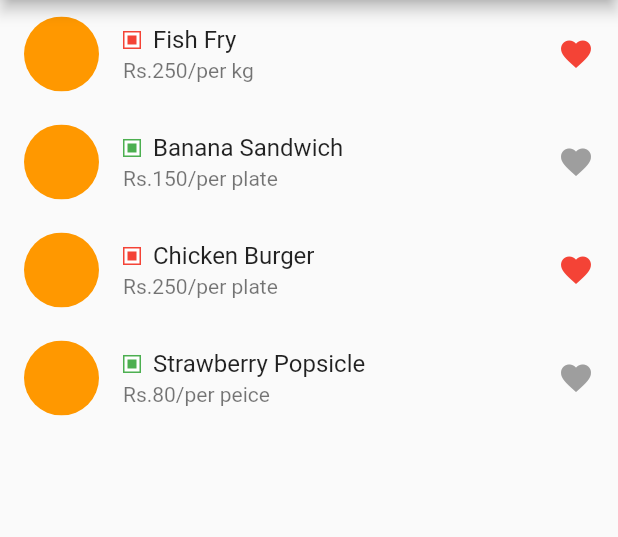
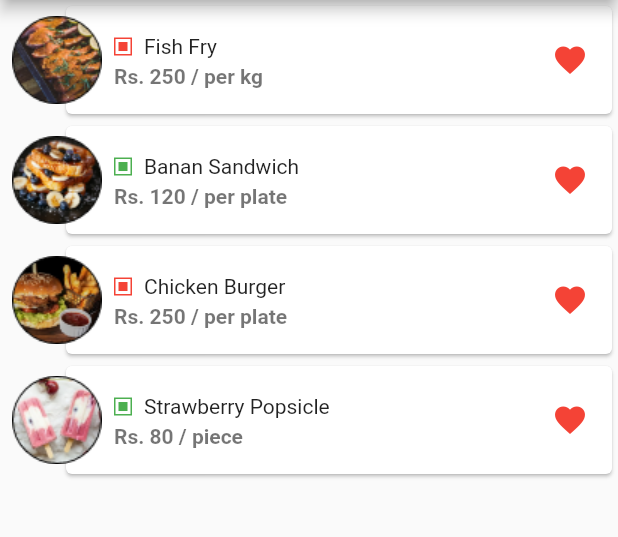
Before and after one commit to sugat-udas/FavouritePage, a Flutter app: the FavouritePage screen opened directly, on a phone screen of 412 x 824 dp, the part 84-621 px from its top. Run offline on Flutter 3.47's test engine with Material 2 defaults, Android fonts, the phone set to English and light mode, and no system bars.

Commit message:
second commit

```diff
--- /dev/null
+++ b/lib/favoriteController.dart
@@ -0,0 +1,47 @@
+class Food {
+  final String name;
+  final int price;
+  final String imgPath;
+  final bool isVeg;
+  final String unit;
+  final bool liked;
+
+
+
+  Food({this.name, this.price, this.imgPath, this.isVeg, this.unit,this.liked});
+
+  static final  foods = [
+    Food(
+        name: "Fish Fry",
+        price: 250,
+        imgPath: 'assets/fishfry.png',
+        isVeg: false,
+        unit: "per kg",
+        liked: true,
+        ),
+    Food(
+        name: "Banan Sandwich",
+        price: 120,
+        imgPath: 'assets/bananasandwich.png',
+        isVeg: true,
+        unit: "per plate",
+       liked: true,
+        ),
+    Food(
+        name: "Chicken Burger",
+        price: 250,
+        imgPath: 'assets/chickenburger.png',
+        isVeg: false,
+        unit: "per plate",
+        liked: true,
+        ),
+    Food(
+        name: "Strawberry Popsicle",
+        price: 80,
+        imgPath: 'assets/strawberrypopsicle.png',
+        isVeg: true,
+        unit: "piece",
+        liked: true,
+        ),
+  ];
+}
--- a/lib/favouriteListContainer.dart
+++ b/lib/favouriteListContainer.dart
@@ -1,26 +1,10 @@
 import 'package:flutter/material.dart';
 class FavouriteListController extends ChangeNotifier{
+bool favouriteFlag=true;
 
-
-  changeFavouriteType(int index){
-   itemFavouriteType[index]=!itemFavouriteType[index];
+  changeFavouriteFlag(int index){
+   favouriteFlag=!favouriteFlag;
 
     notifyListeners();
   }
-  List itemHeadList=[
-    "Fish Fry",
-    "Banana Sandwich",
-    "Chicken Burger",
-    "Strawberry Popsicle"
-  ];
-  List itemFavouriteType=[
-    true,false,true,false
-  ];
-  List itemSubtitleList=[
-    "Rs.250/per kg",
-    "Rs.150/per plate",
-    "Rs.250/per plate",
-    "Rs.80/per peice"
-  ];
-
 }
--- a/lib/favouritePage.dart
+++ b/lib/favouritePage.dart
@@ -1,4 +1,4 @@
-
+import 'package:favourite_page/favoriteController.dart';
 import 'package:favourite_page/favouriteListContainer.dart';
 import 'package:flutter/cupertino.dart';
 import 'package:flutter/material.dart';
@@ -17,6 +17,7 @@ class FavouritePage extends StatelessWidget {
 }
 
 class Body extends StatefulWidget {
+
   @override
   _BodyState createState() => _BodyState();
 }
@@ -26,83 +27,96 @@ class _BodyState extends State<Body> {
 
   @override
   Widget build(BuildContext context) {
-    _favouriteListController= Provider.of<FavouriteListController>(context);
-    return Container(
-      child: ListView.builder(
-        itemCount: _favouriteListController.itemHeadList.length,
-          itemBuilder: (BuildContext context, int index){
-            return ListTile(
-              leading: ClipOval(
+    _favouriteListController = Provider.of<FavouriteListController>(context);
+    return ListView.builder(
+        itemCount: Food.foods.length,
+        itemBuilder: (BuildContext context, int index) {
+          return Stack(
+            children: [
 
-                child: Container(
-                  width: 50.0,
-                  height: 50.0,
-                  color: Colors.orange,
-                ),
-              ),
+              ListMaker(ftext: Food.foods[index].name,isVeg: Food.foods[index].isVeg,price: Food.foods[index].price,unit: Food.foods[index].unit,liked: Food.foods[index].liked,),
+              Container(
+
+                  padding: EdgeInsets.only(top: 10.0,left: 8.0),
+                  child: Image.asset(Food.foods[index].imgPath,width: 60,height: 60.0,)),
+            ],
+          );
+        });
+  }
+
+}
+
+class ListMaker extends StatefulWidget {
+  String ftext;
+  bool isVeg;
+  int price;
+  String unit;
+  bool liked;
+  ListMaker({this.ftext, this.isVeg, this.price, this.unit, this.liked,
+});
+
+  @override
+  _ListMakerState createState() => _ListMakerState();
+}
+
+class _ListMakerState extends State<ListMaker> {
+
+  @override
+  Widget build(BuildContext context) {
+
+    return Padding(
+      padding: const EdgeInsets.only(left: 40.0),
+      child: Card(
+        child: Padding(
+          padding: EdgeInsets.only(left: 16.0,top: 0.00),
+          child: ListTile(
               title: Row(
                 children: [
-                  ColorMaker(index: index,),
+                  CheckVeg(isVeg: widget.isVeg,),
                   SizedBox(width: 8.0,),
-                  Text(_favouriteListController.itemHeadList[index]),
+                  Text(widget.ftext,style: TextStyle(fontSize: 14.0),),
                 ],
               ),
-              subtitle: Text(_favouriteListController.itemSubtitleList[index]),
-
-              trailing: _likeBody(index),
-
-
-            );
-          }
-      ),
-    );
-  }
- Widget _likeBody(int index){
-    return GestureDetector(
-      child: Icon(
-        Icons.favorite,
-
-
-        color: _favouriteListController.itemFavouriteType[index]==true?
-        Colors.red
-            :Colors.grey
-      ),
-      onTap: (){
-        _favouriteListController.changeFavouriteType(index);
-      }
-    );
-  }
-}
-
-class ColorMaker extends StatelessWidget {
-  int index;
-  ColorMaker({
-    this.index
-});
-  @override
-  Widget build(BuildContext context) {
-    return
-    index.isEven?
-        _chooseColor(Colors.red,)
-        :_chooseColor(Colors.green);
-
-  }
-  Widget _chooseColor(Color color ){
-    return Container(
-      width: 12.0,
-      height: 12.0,
-      decoration: BoxDecoration(
-          color: Colors.white,
-          border: Border.all(color: color)
-
-      ) ,
-      child: Center(
-        child: Container(
-          width: 6.0,
-          height: 6.0,
-          color: color,
+            trailing: GestureDetector(
+                child: Icon(
+                    Icons.favorite,
+                    color: widget.liked==true?
+                    Colors.red:
+                    Colors.grey),
+              onTap: (){
+                  setState(() {
+                    widget.liked=!widget.liked;
+                  });
+              },
+            ),
+            subtitle: Text("Rs. ${widget.price} / ${widget.unit}",style: TextStyle(fontSize: 14.0,fontWeight: FontWeight.bold),),
+          ),
         ),
       ),
     );
   }
 }
+
+class CheckVeg extends StatelessWidget {
+  bool isVeg;
+  CheckVeg({
+    this.isVeg,
+});
+  @override
+  Widget build(BuildContext context) {
+    return Container(
+      width: 12.0,
+      height: 12.0,
+      decoration: BoxDecoration(
+        border: Border.all(color: isVeg==true?Colors.green:Colors.red,)
+      ),
+      child: Center(
+        child: Container(
+          height: 6.0,
+          width: 6.0,
+          color: isVeg==true?Colors.green:Colors.red,
+        ),
+      ),
+    );
+  }
+}
--- a/lib/main.dart
+++ b/lib/main.dart
@@ -1,3 +1,4 @@
+import 'package:favourite_page/favoriteController.dart';
 import 'package:favourite_page/favouriteListContainer.dart';
 import 'package:favourite_page/favouritePage.dart';
 import 'package:flutter/material.dart';
@@ -31,6 +32,7 @@ class MyApp extends StatelessWidget {
 }
 
 class MyHomePage extends StatelessWidget {
+  Food _food=new Food();
   @override
   Widget build(BuildContext context) {
     return Scaffold(
@@ -50,6 +52,8 @@ class MyHomePage extends StatelessWidget {
             ],
           ),
           onPressed: (){
+           // print(_food.name[1].toString());
+
             Navigator.push(context, MaterialPageRoute(builder: (context) =>FavouritePage(),));
           },
         )
--- a/pubspec.yaml
+++ b/pubspec.yaml
@@ -46,8 +46,8 @@ flutter:
   uses-material-design: true
 
   # To add assets to your application, add an assets section, like this:
-  # assets:
-  #   - images/a_dot_burr.jpeg
+  assets:
+     - assets/
   #   - images/a_dot_ham.jpeg
 
   # An image asset can refer to one or more resolution-specific "variants", see
```
Also changed, not shown: assets/bananasandwich.png (added), assets/chickenburger.png (added), assets/fishfry.png (added), assets/strawberrypopsicle.png (added).
